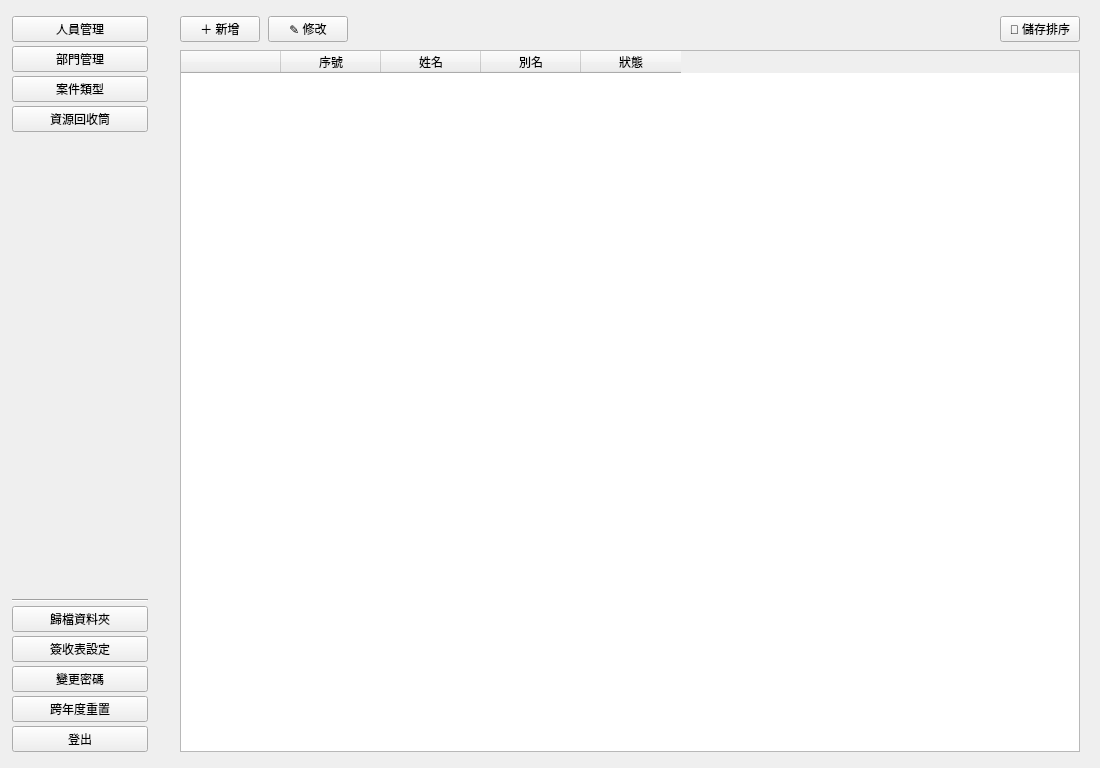
The window that layouts/Layout7.ui (jerrygskk/project_police) describes before a commit, drawn with Qt 5.
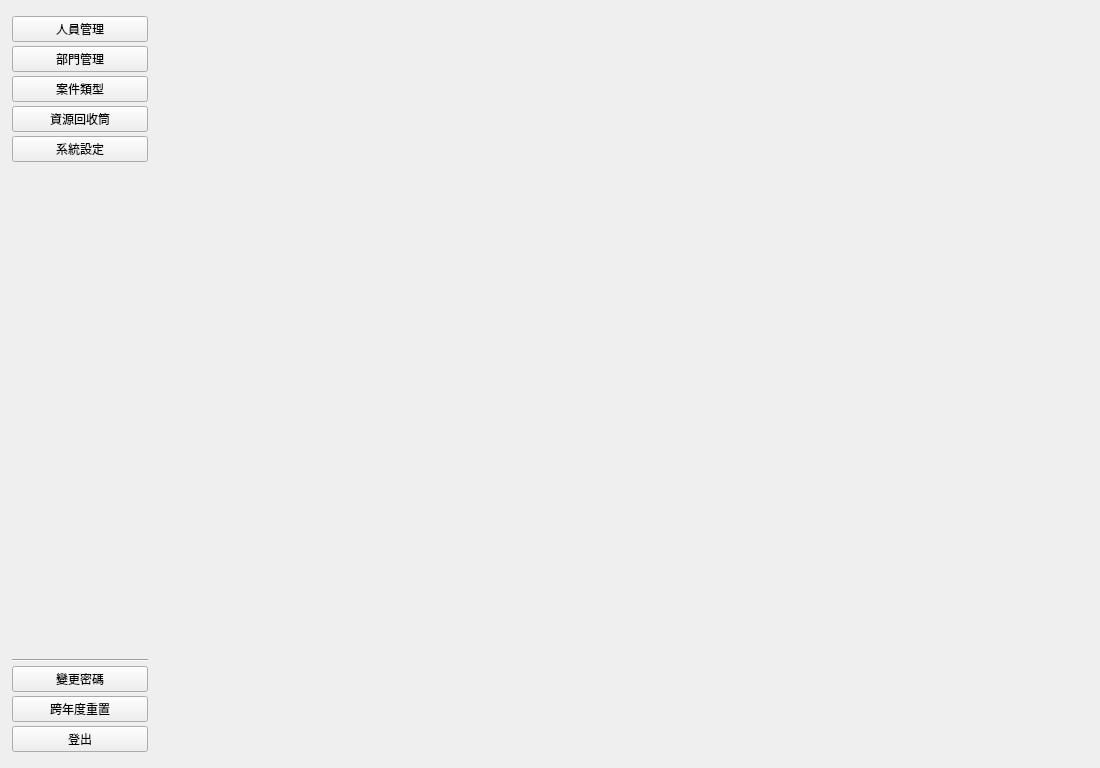
The same window after the commit. The open tabs and pages were chosen to show the change.

Commit message: feat(settings): 新增「系統設定」子頁，整合歸檔資料夾／簽收表標題／閒置逾時

Diff of the .ui file:
```diff
--- a/layouts/Layout7.ui
+++ b/layouts/Layout7.ui
@@ -144,6 +144,11 @@
              <property name="text"><string>資源回收筒</string></property>
             </widget>
            </item>
+           <item>
+            <widget class="QPushButton" name="btn_nav_system">
+             <property name="text"><string>系統設定</string></property>
+            </widget>
+           </item>
            <item>
             <spacer name="navStretch">
              <property name="orientation"><enum>Qt::Vertical</enum></property>
@@ -155,16 +160,6 @@
              <property name="orientation"><enum>Qt::Horizontal</enum></property>
             </widget>
            </item>
-           <item>
-            <widget class="QPushButton" name="btn_archive_root">
-             <property name="text"><string>歸檔資料夾</string></property>
-            </widget>
-           </item>
-           <item>
-            <widget class="QPushButton" name="btn_print_titles">
-             <property name="text"><string>簽收表設定</string></property>
-            </widget>
-           </item>
            <item>
             <widget class="QPushButton" name="btn_change_pwd">
              <property name="text"><string>變更密碼</string></property>
@@ -416,6 +411,32 @@
            </layout>
           </widget>
 
+          <!-- ── 子頁 4：系統設定（三個群組面板由 tab_settings.py 動態掛入） ── -->
+          <widget class="QWidget" name="page_system">
+           <layout class="QVBoxLayout" name="systemOuterLayout">
+            <property name="spacing"><number>0</number></property>
+            <property name="leftMargin"><number>0</number></property>
+            <property name="topMargin"><number>0</number></property>
+            <property name="rightMargin"><number>0</number></property>
+            <property name="bottomMargin"><number>0</number></property>
+            <item>
+             <widget class="QScrollArea" name="system_scroll">
+              <property name="widgetResizable"><bool>true</bool></property>
+              <property name="frameShape"><enum>QFrame::NoFrame</enum></property>
+              <widget class="QWidget" name="system_scroll_content">
+               <layout class="QVBoxLayout" name="systemLayout">
+                <property name="spacing"><number>16</number></property>
+                <property name="leftMargin"><number>20</number></property>
+                <property name="topMargin"><number>16</number></property>
+                <property name="rightMargin"><number>20</number></property>
+                <property name="bottomMargin"><number>16</number></property>
+               </layout>
+              </widget>
+             </widget>
+            </item>
+           </layout>
+          </widget>
+
          </widget>
         </item>
        </layout>
```
Left out of the diff: 4 changed lines with no effect on the pictures. The commit also changes 9 other files.
